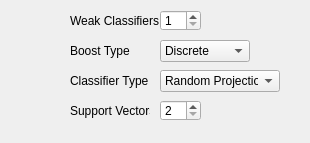
First picture: the form in _AlgorithmsPlugins/OpenCV/paramsBoost.ui, repository b4silio/MLDemos, before the edit.
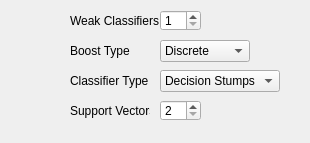
Second picture: the form after the edit.

Commit message: ADDED: Decision Stumps as weak learners for Boosting ADDED: Loading/Saving of Optimization Rewards FIXED: Data generation now allows 1-class datasets (instead of 2-class minimum)

Diff of the .ui file:
```diff
--- a/_AlgorithmsPlugins/OpenCV/paramsBoost.ui
+++ b/_AlgorithmsPlugins/OpenCV/paramsBoost.ui
@@ -68,6 +68,11 @@
 &lt;p style=&quot; margin-top:0px; margin-bottom:0px; margin-left:0px; margin-right:0px; -qt-block-indent:0; text-indent:0px;&quot;&gt;Random Gaussian: generate randomly mean and covariance (full matrix) then compute likelihood&lt;/p&gt;
 &lt;p style=&quot; margin-top:0px; margin-bottom:0px; margin-left:0px; margin-right:0px; -qt-block-indent:0; text-indent:0px;&quot;&gt;Random SVM: generate randomly support vectors, alphas and RBF kernel width, then use standard SVM&lt;/p&gt;&lt;/body&gt;&lt;/html&gt;</string>
    </property>
+   <item>
+    <property name="text">
+     <string>Decision Stumps</string>
+    </property>
+   </item>
    <item>
     <property name="text">
      <string>Random Projections</string>
```
The commit also changes 8 other files.
